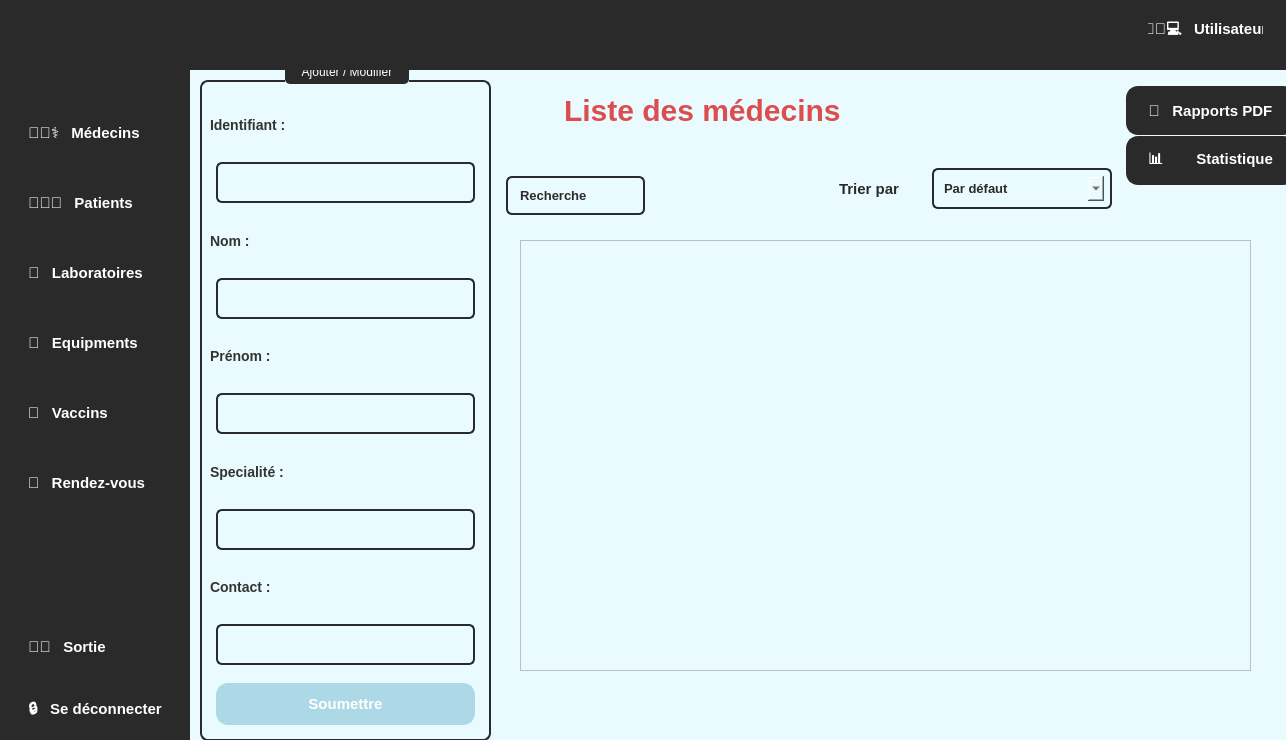
Projetcpp-2A19/projetcpp-2a19-smart-vaccination-center, file mainwindow.ui: the form before one commit.
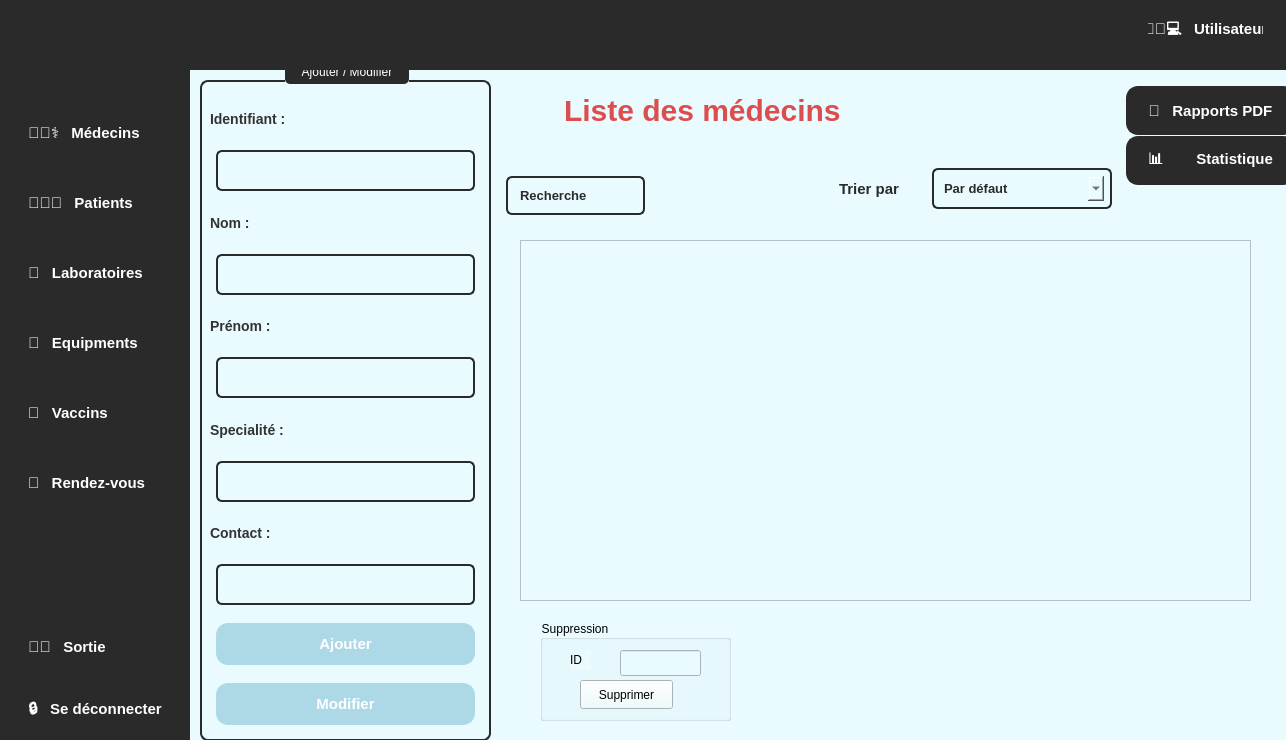
The form after the commit. Icons and pictures are not drawn.

```diff
--- a/mainwindow.ui
+++ b/mainwindow.ui
@@ -1265,7 +1265,44 @@
 </string>
             </property>
             <property name="text">
-             <string>Soumettre</string>
+             <string>Ajouter</string>
+            </property>
+           </widget>
+          </item>
+          <item>
+           <widget class="QPushButton" name="pushButton_mod">
+            <property name="styleSheet">
+             <string notr="true">QPushButton {
+    background-color: rgb(173, 216, 230);
+    color: #ffffff;
+    border: 2px solid rgb(173, 216, 230);
+    padding: 10px;
+    margin: 6px;
+    border-radius: 12px;
+    font-size: 15px;
+    font-weight: bold;
+    transition: all 0.3s ease-in-out;
+}
+
+QPushButton:hover {
+    background-color: #606060;
+    border-color: #777777;
+}
+
+QPushButton:pressed {
+    background-color: #787878;
+    border-color: #909090;
+}
+
+QPushButton:disabled {
+    background-color: #353535;
+    color: #ffffff;
+    border-color: #444444;
+}
+</string>
+            </property>
+            <property name="text">
+             <string>Modifier</string>
             </property>
            </widget>
           </item>
@@ -1479,10 +1516,59 @@
           <x>330</x>
           <y>170</y>
           <width>731</width>
-          <height>431</height>
+          <height>361</height>
          </rect>
         </property>
        </widget>
+       <widget class="QGroupBox" name="groupBox">
+        <property name="geometry">
+         <rect>
+          <x>350</x>
+          <y>550</y>
+          <width>191</width>
+          <height>101</height>
+         </rect>
+        </property>
+        <property name="title">
+         <string>Suppression</string>
+        </property>
+        <widget class="QLabel" name="label_4">
+         <property name="geometry">
+          <rect>
+           <x>30</x>
+           <y>30</y>
+           <width>21</width>
+           <height>20</height>
+          </rect>
+         </property>
+         <property name="text">
+          <string>ID</string>
+         </property>
+        </widget>
+        <widget class="QLineEdit" name="suppID">
+         <property name="geometry">
+          <rect>
+           <x>80</x>
+           <y>30</y>
+           <width>81</width>
+           <height>26</height>
+          </rect>
+         </property>
+        </widget>
+        <widget class="QPushButton" name="b_supp">
+         <property name="geometry">
+          <rect>
+           <x>40</x>
+           <y>60</y>
+           <width>93</width>
+           <height>29</height>
+          </rect>
+         </property>
+         <property name="text">
+          <string>Supprimer</string>
+         </property>
+        </widget>
+       </widget>
       </widget>
       <widget class="QWidget" name="equibment_2">
        <widget class="QLabel" name="label_17">
```
